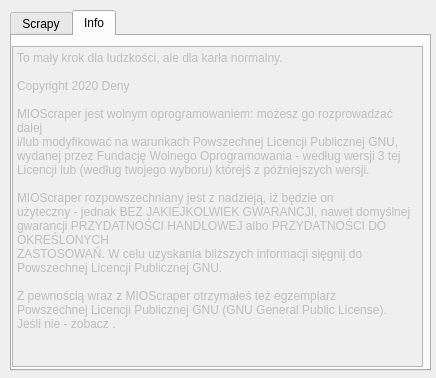
First picture: the form in main.ui, repository anir001/MIOScraper, before the edit.
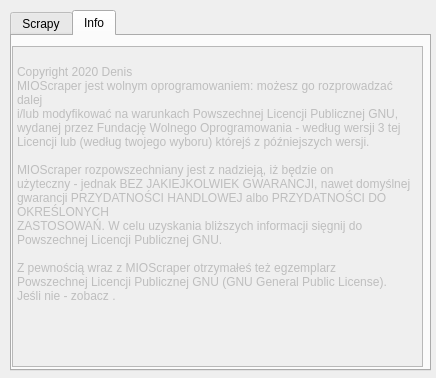
Second picture: the form after the edit. The open tabs and pages were chosen to show the change.

Diff of the .ui file:
```diff
--- a/main.ui
+++ b/main.ui
@@ -177,10 +177,8 @@
       </rect>
      </property>
      <property name="plainText">
-      <string>To mały krok dla ludzkości, ale dla karła normalny.
-
-Copyright 2020 Deny
-
+      <string>
+Copyright 2020 Denis
 MIOScraper jest wolnym oprogramowaniem: możesz go rozprowadzać dalej
 i/lub modyfikować na warunkach Powszechnej Licencji Publicznej GNU,
 wydanej przez Fundację Wolnego Oprogramowania - według wersji 3 tej
@@ -189,7 +187,8 @@
 MIOScraper rozpowszechniany jest z nadzieją, iż będzie on
 użyteczny - jednak BEZ JAKIEJKOLWIEK GWARANCJI, nawet domyślnej
 gwarancji PRZYDATNOŚCI HANDLOWEJ albo PRZYDATNOŚCI DO OKREŚLONYCH
-ZASTOSOWAŃ. W celu uzyskania bliższych informacji sięgnij do     Powszechnej Licencji Publicznej GNU.
+ZASTOSOWAŃ. W celu uzyskania bliższych informacji sięgnij do     
+Powszechnej Licencji Publicznej GNU.
 
 Z pewnością wraz z MIOScraper otrzymałeś też egzemplarz
 Powszechnej Licencji Publicznej GNU (GNU General Public License).
```
Left out of the diff: 2 changed lines with no effect on the pictures.
